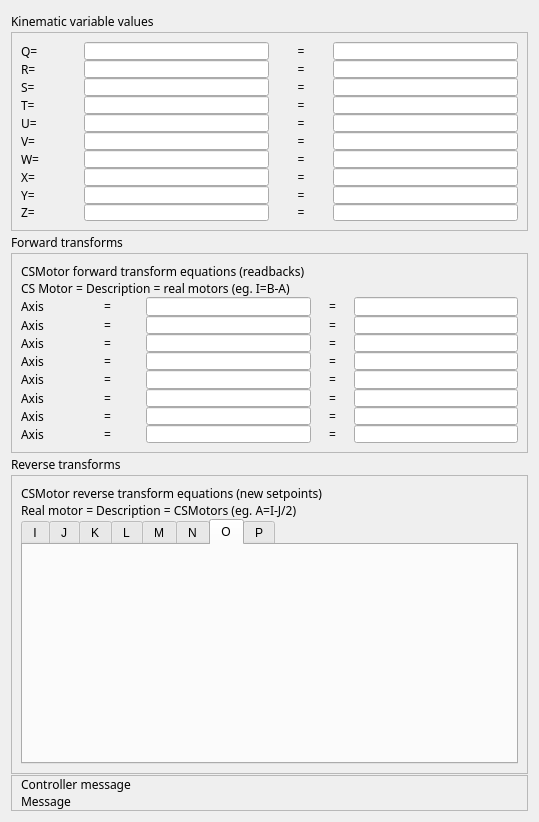
Before: the Qt Designer form GalilSup/op/ui/galil_kinematics.ui in ISISComputingGroup/EPICS-galil, drawn with Qt 5.
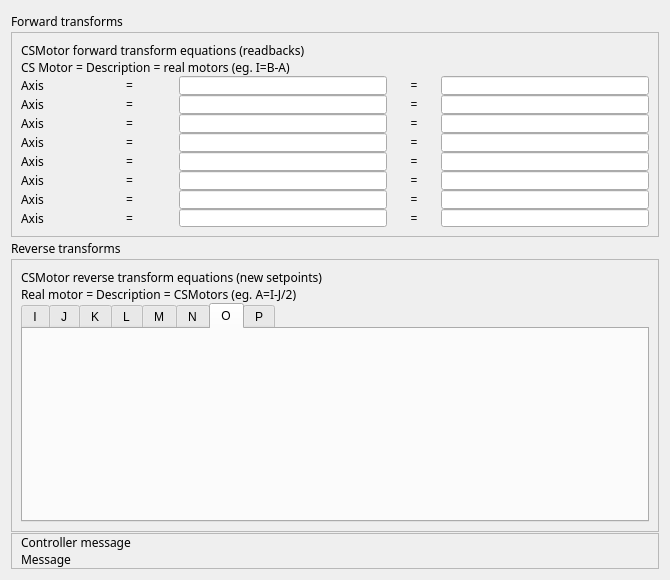
After: the same form once the commit is applied. Custom widgets are drawn as their Qt base class.

Commit message: Import Galil 3-5 62daf1f 15/7/2017

Patch:
```diff
--- a/GalilSup/op/ui/galil_kinematics.ui
+++ b/GalilSup/op/ui/galil_kinematics.ui
@@ -6,8 +6,8 @@
    <rect>
     <x>0</x>
     <y>0</y>
-    <width>539</width>
-    <height>822</height>
+    <width>670</width>
+    <height>580</height>
    </rect>
   </property>
   <property name="sizePolicy">
@@ -25,1145 +25,10 @@
   <property name="windowTitle">
    <string>Kinematics</string>
   </property>
-  <layout class="QVBoxLayout" name="verticalLayout" stretch="1,2,1,2,1,3,0">
+  <layout class="QVBoxLayout" name="verticalLayout" stretch="1,3,1,4,0">
    <property name="spacing">
     <number>1</number>
    </property>
-   <item>
-    <widget class="QLabel" name="label_25">
-     <property name="maximumSize">
-      <size>
-       <width>16777215</width>
-       <height>20</height>
-      </size>
-     </property>
-     <property name="font">
-      <font>
-       <family>Abyssinica SIL</family>
-       <pointsize>9</pointsize>
-      </font>
-     </property>
-     <property name="text">
-      <string>Kinematic variable values</string>
-     </property>
-    </widget>
-   </item>
-   <item>
-    <widget class="QFrame" name="frame_2">
-     <property name="sizePolicy">
-      <sizepolicy hsizetype="Expanding" vsizetype="Expanding">
-       <horstretch>0</horstretch>
-       <verstretch>0</verstretch>
-      </sizepolicy>
-     </property>
-     <property name="minimumSize">
-      <size>
-       <width>0</width>
-       <height>1</height>
-      </size>
-     </property>
-     <property name="frameShape">
-      <enum>QFrame::StyledPanel</enum>
-     </property>
-     <property name="frameShadow">
-      <enum>QFrame::Raised</enum>
-     </property>
-     <layout class="QVBoxLayout" name="verticalLayout_4">
-      <property name="spacing">
-       <number>0</number>
-      </property>
-      <item>
-       <layout class="QVBoxLayout" name="verticalLayout_5">
-        <property name="spacing">
-         <number>0</number>
-        </property>
-        <item>
-         <layout class="QHBoxLayout" name="horizontalLayout_9" stretch="1,3,1,3">
-          <property name="spacing">
-           <number>1</number>
-          </property>
-          <item>
-           <widget class="QLabel" name="label_21">
-            <property name="font">
-             <font>
-              <family>Abyssinica SIL</family>
-              <pointsize>9</pointsize>
-             </font>
-            </property>
-            <property name="text">
-             <string>Q=</string>
-            </property>
-           </widget>
-          </item>
-          <item>
-           <widget class="QELineEdit" name="qelineedit_18">
-            <property name="sizePolicy">
-             <sizepolicy hsizetype="Preferred" vsizetype="Expanding">
-              <horstretch>0</horstretch>
-              <verstretch>0</verstretch>
-             </sizepolicy>
-            </property>
-            <property name="minimumSize">
-             <size>
-              <width>0</width>
-              <height>0</height>
-             </size>
-            </property>
-            <property name="font">
-             <font>
-              <family>Abyssinica SIL</family>
-              <pointsize>9</pointsize>
-             </font>
-            </property>
-            <property name="variable" stdset="0">
-             <string>$(DMC)Q_SP.DESC</string>
-            </property>
-           </widget>
-          </item>
-          <item>
-           <widget class="QLabel" name="label_22">
-            <property name="sizePolicy">
-             <sizepolicy hsizetype="Preferred" vsizetype="Expanding">
-              <horstretch>0</horstretch>
-              <verstretch>0</verstretch>
-             </sizepolicy>
-            </property>
-            <property name="minimumSize">
-             <size>
-              <width>0</width>
-              <height>0</height>
-             </size>
-            </property>
-            <property name="font">
-             <font>
-              <family>Abyssinica SIL</family>
-              <pointsize>9</pointsize>
-             </font>
-            </property>
-            <property name="text">
-             <string>=</string>
-            </property>
-            <property name="alignment">
-             <set>Qt::AlignCenter</set>
-            </property>
-           </widget>
-          </item>
-          <item>
-           <widget class="QELineEdit" name="qelineedit_19">
-            <property name="sizePolicy">
-             <sizepolicy hsizetype="Preferred" vsizetype="Expanding">
-              <horstretch>0</horstretch>
-              <verstretch>0</verstretch>
-             </sizepolicy>
-            </property>
-            <property name="minimumSize">
-             <size>
-              <width>0</width>
-              <height>0</height>
-             </size>
-            </property>
-            <property name="font">
-             <font>
-              <family>Abyssinica SIL</family>
-              <pointsize>9</pointsize>
-             </font>
-            </property>
-            <property name="variable" stdset="0">
-             <string>$(DMC)Q_SP</string>
-            </property>
-           </widget>
-          </item>
-         </layout>
-        </item>
-        <item>
-         <layout class="QHBoxLayout" name="horizontalLayout_10" stretch="1,3,1,3">
-          <property name="spacing">
-           <number>1</number>
-          </property>
-          <item>
-           <widget class="QLabel" name="label_23">
-            <property name="sizePolicy">
-             <sizepolicy hsizetype="Preferred" vsizetype="Expanding">
-              <horstretch>0</horstretch>
-              <verstretch>0</verstretch>
-             </sizepolicy>
-            </property>
-            <property name="font">
-             <font>
-              <family>Abyssinica SIL</family>
-              <pointsize>9</pointsize>
-             </font>
-            </property>
-            <property name="text">
-             <string>R=</string>
-            </property>
-           </widget>
-          </item>
-          <item>
-           <widget class="QELineEdit" name="qelineedit_20">
-            <property name="sizePolicy">
-             <sizepolicy hsizetype="Preferred" vsizetype="Expanding">
-              <horstretch>0</horstretch>
-              <verstretch>0</verstretch>
-             </sizepolicy>
-            </property>
-            <property name="minimumSize">
-             <size>
-              <width>0</width>
-              <height>0</height>
-             </size>
-            </property>
-            <property name="font">
-             <font>
-              <family>Abyssinica SIL</family>
-              <pointsize>9</pointsize>
-             </font>
-            </property>
-            <property name="variable" stdset="0">
-             <string>$(DMC)R_SP.DESC</string>
-            </property>
-           </widget>
-          </item>
-          <item>
-           <widget class="QLabel" name="label_24">
-            <property name="sizePolicy">
-             <sizepolicy hsizetype="Preferred" vsizetype="Expanding">
-              <horstretch>0</horstretch>
-              <verstretch>0</verstretch>
-             </sizepolicy>
-            </property>
-            <property name="minimumSize">
-             <size>
-              <width>0</width>
-              <height>0</height>
-             </size>
-            </property>
-            <property name="font">
-             <font>
-              <family>Abyssinica SIL</family>
-              <pointsize>9</pointsize>
-             </font>
-            </property>
-            <property name="text">
-             <string>=</string>
-            </property>
-            <property name="alignment">
-             <set>Qt::AlignCenter</set>
-            </property>
-           </widget>
-          </item>
-          <item>
-           <widget class="QELineEdit" name="qelineedit_21">
-            <property name="sizePolicy">
-             <sizepolicy hsizetype="Preferred" vsizetype="Expanding">
-              <horstretch>0</horstretch>
-              <verstretch>0</verstretch>
-             </sizepolicy>
-            </property>
-            <property name="minimumSize">
-             <size>
-              <width>0</width>
-              <height>0</height>
-             </size>
-            </property>
-            <property name="font">
-             <font>
-              <family>Abyssinica SIL</family>
-              <pointsize>9</pointsize>
-             </font>
-            </property>
-            <property name="variable" stdset="0">
-             <string>$(DMC)R_SP</string>
-            </property>
-           </widget>
-          </item>
-         </layout>
-        </item>
-        <item>
-         <layout class="QHBoxLayout" name="horizontalLayout_11" stretch="1,3,1,3">
-          <property name="spacing">
-           <number>1</number>
-          </property>
-          <item>
-           <widget class="QLabel" name="label_26">
-            <property name="sizePolicy">
-             <sizepolicy hsizetype="Preferred" vsizetype="Expanding">
-              <horstretch>0</horstretch>
-              <verstretch>0</verstretch>
-             </sizepolicy>
-            </property>
-            <property name="minimumSize">
-             <size>
-              <width>0</width>
-              <height>0</height>
-             </size>
-            </property>
-            <property name="font">
-             <font>
-              <family>Abyssinica SIL</family>
-              <pointsize>9</pointsize>
-             </font>
-            </property>
-            <property name="text">
-             <string>S=</string>
-            </property>
-           </widget>
-          </item>
-          <item>
-           <widget class="QELineEdit" name="qelineedit_22">
-            <property name="sizePolicy">
-             <sizepolicy hsizetype="Preferred" vsizetype="Expanding">
-              <horstretch>0</horstretch>
-              <verstretch>0</verstretch>
-             </sizepolicy>
-            </property>
-            <property name="minimumSize">
-             <size>
-              <width>0</width>
-              <height>0</height>
-             </size>
-            </property>
-            <property name="font">
-             <font>
-              <family>Abyssinica SIL</family>
-              <pointsize>9</pointsize>
-             </font>
-            </property>
-            <property name="variable" stdset="0">
-             <string>$(DMC)S_SP.DESC</string>
-            </property>
-           </widget>
-          </item>
-          <item>
-           <widget class="QLabel" name="label_27">
-            <property name="sizePolicy">
-             <sizepolicy hsizetype="Preferred" vsizetype="Expanding">
-              <horstretch>0</horstretch>
-              <verstretch>0</verstretch>
-             </sizepolicy>
-            </property>
-            <property name="minimumSize">
-             <size>
-              <width>0</width>
-              <height>0</height>
-             </size>
-            </property>
-            <property name="font">
-             <font>
-              <family>Abyssinica SIL</family>
-              <pointsize>9</pointsize>
-             </font>
-            </property>
-            <property name="text">
-             <string>=</string>
-            </property>
-            <property name="alignment">
-             <set>Qt::AlignCenter</set>
-            </property>
-           </widget>
-          </item>
-          <item>
-           <widget class="QELineEdit" name="qelineedit_23">
-            <property name="sizePolicy">
-             <sizepolicy hsizetype="Preferred" vsizetype="Expanding">
-              <horstretch>0</horstretch>
-              <verstretch>0</verstretch>
-             </sizepolicy>
-            </property>
-            <property name="minimumSize">
-             <size>
-              <width>0</width>
-              <height>0</height>
-             </size>
-            </property>
-            <property name="font">
-             <font>
-              <family>Abyssinica SIL</family>
-              <pointsize>9</pointsize>
-             </font>
-            </property>
-            <property name="variable" stdset="0">
-             <string>$(DMC)S_SP</string>
-            </property>
-           </widget>
-          </item>
-         </layout>
-        </item>
-        <item>
-         <layout class="QHBoxLayout" name="horizontalLayout_12" stretch="1,3,1,3">
-          <property name="spacing">
-           <number>1</number>
-          </property>
-          <item>
-           <widget class="QLabel" name="label_28">
-            <property name="sizePolicy">
-             <sizepolicy hsizetype="Preferred" vsizetype="Expanding">
-              <horstretch>0</horstretch>
-              <verstretch>0</verstretch>
-             </sizepolicy>
-            </property>
-            <property name="minimumSize">
-             <size>
-              <width>0</width>
-              <height>0</height>
-             </size>
-            </property>
-            <property name="font">
-             <font>
-              <family>Abyssinica SIL</family>
-              <pointsize>9</pointsize>
-             </font>
-            </property>
-            <property name="text">
-             <string>T=</string>
-            </property>
-           </widget>
-          </item>
-          <item>
-           <widget class="QELineEdit" name="qelineedit_24">
-            <property name="sizePolicy">
-             <sizepolicy hsizetype="Preferred" vsizetype="Expanding">
-              <horstretch>0</horstretch>
-              <verstretch>0</verstretch>
-             </sizepolicy>
-            </property>
-            <property name="minimumSize">
-             <size>
-              <width>0</width>
-              <height>0</height>
-             </size>
-            </property>
-            <property name="font">
-             <font>
-              <family>Abyssinica SIL</family>
-              <pointsize>9</pointsize>
-             </font>
-            </property>
-            <property name="variable" stdset="0">
-             <string>$(DMC)T_SP.DESC</string>
-            </property>
-           </widget>
-          </item>
-          <item>
-           <widget class="QLabel" name="label_29">
-            <property name="sizePolicy">
-             <sizepolicy hsizetype="Preferred" vsizetype="Expanding">
-              <horstretch>0</horstretch>
-              <verstretch>0</verstretch>
-             </sizepolicy>
-            </property>
-            <property name="minimumSize">
-             <size>
-              <width>0</width>
-              <height>0</height>
-             </size>
-            </property>
-            <property name="font">
-             <font>
-              <family>Abyssinica SIL</family>
-              <pointsize>9</pointsize>
-             </font>
-            </property>
-            <property name="text">
-             <string>=</string>
-            </property>
-            <property name="alignment">
-             <set>Qt::AlignCenter</set>
-            </property>
-           </widget>
-          </item>
-          <item>
-           <widget class="QELineEdit" name="qelineedit_25">
-            <property name="sizePolicy">
-             <sizepolicy hsizetype="Preferred" vsizetype="Expanding">
-              <horstretch>0</horstretch>
-              <verstretch>0</verstretch>
-             </sizepolicy>
-            </property>
-            <property name="minimumSize">
-             <size>
-              <width>0</width>
-              <height>0</height>
-             </size>
-            </property>
-            <property name="font">
-             <font>
-              <family>Abyssinica SIL</family>
-              <pointsize>9</pointsize>
-             </font>
-            </property>
-            <property name="variable" stdset="0">
-             <string>$(DMC)T_SP</string>
-            </property>
-           </widget>
-          </item>
-         </layout>
-        </item>
-        <item>
-         <layout class="QHBoxLayout" name="horizontalLayout_13" stretch="1,3,1,3">
-          <property name="spacing">
-           <number>1</number>
-          </property>
-          <item>
-           <widget class="QLabel" name="label_30">
-            <property name="sizePolicy">
-             <sizepolicy hsizetype="Preferred" vsizetype="Expanding">
-              <horstretch>0</horstretch>
-              <verstretch>0</verstretch>
-             </sizepolicy>
-            </property>
-            <property name="minimumSize">
-             <size>
-              <width>0</width>
-              <height>0</height>
-             </size>
-            </property>
-            <property name="font">
-             <font>
-              <family>Abyssinica SIL</family>
-              <pointsize>9</pointsize>
-             </font>
-            </property>
-            <property name="text">
-             <string>U=</string>
-            </property>
-           </widget>
-          </item>
-          <item>
-           <widget class="QELineEdit" name="qelineedit_26">
-            <property name="sizePolicy">
-             <sizepolicy hsizetype="Preferred" vsizetype="Expanding">
-              <horstretch>0</horstretch>
-              <verstretch>0</verstretch>
-             </sizepolicy>
-            </property>
-            <property name="minimumSize">
-             <size>
-              <width>0</width>
-              <height>0</height>
-             </size>
-            </property>
-            <property name="font">
-             <font>
-              <family>Abyssinica SIL</family>
-              <pointsize>9</pointsize>
-             </font>
-            </property>
-            <property name="variable" stdset="0">
-             <string>$(DMC)U_SP.DESC</string>
-            </property>
-           </widget>
-          </item>
-          <item>
-           <widget class="QLabel" name="label_31">
-            <property name="sizePolicy">
-             <sizepolicy hsizetype="Preferred" vsizetype="Expanding">
-              <horstretch>0</horstretch>
-              <verstretch>0</verstretch>
-             </sizepolicy>
-            </property>
-            <property name="minimumSize">
-             <size>
-              <width>0</width>
-              <height>0</height>
-             </size>
-            </property>
-            <property name="font">
-             <font>
-              <family>Abyssinica SIL</family>
-              <pointsize>9</pointsize>
-             </font>
-            </property>
-            <property name="text">
-             <string>=</string>
-            </property>
-            <property name="alignment">
-             <set>Qt::AlignCenter</set>
-            </property>
-           </widget>
-          </item>
-          <item>
-           <widget class="QELineEdit" name="qelineedit_27">
-            <property name="sizePolicy">
-             <sizepolicy hsizetype="Preferred" vsizetype="Expanding">
-              <horstretch>0</horstretch>
-              <verstretch>0</verstretch>
-             </sizepolicy>
-            </property>
-            <property name="minimumSize">
-             <size>
-              <width>0</width>
-              <height>0</height>
-             </size>
-            </property>
-            <property name="font">
-             <font>
-              <family>Abyssinica SIL</family>
-              <pointsize>9</pointsize>
-             </font>
-            </property>
-            <property name="variable" stdset="0">
-             <string>$(DMC)U_SP</string>
-            </property>
-           </widget>
-          </item>
-         </layout>
-        </item>
-        <item>
-         <layout class="QHBoxLayout" name="horizontalLayout_14" stretch="1,3,1,3">
-          <property name="spacing">
-           <number>1</number>
-          </property>
-          <item>
-           <widget class="QLabel" name="label_32">
-            <property name="sizePolicy">
-             <sizepolicy hsizetype="Preferred" vsizetype="Expanding">
-              <horstretch>0</horstretch>
-              <verstretch>0</verstretch>
-             </sizepolicy>
-            </property>
-            <property name="minimumSize">
-             <size>
-              <width>0</width>
-              <height>0</height>
-             </size>
-            </property>
-            <property name="font">
-             <font>
-              <family>Abyssinica SIL</family>
-              <pointsize>9</pointsize>
-             </font>
-            </property>
-            <property name="text">
-             <string>V=</string>
-            </property>
-           </widget>
-          </item>
-          <item>
-           <widget class="QELineEdit" name="qelineedit_28">
-            <property name="sizePolicy">
-             <sizepolicy hsizetype="Preferred" vsizetype="Expanding">
-              <horstretch>0</horstretch>
-              <verstretch>0</verstretch>
-             </sizepolicy>
-            </property>
-            <property name="minimumSize">
-             <size>
-              <width>0</width>
-              <height>0</height>
-             </size>
-            </property>
-            <property name="font">
-             <font>
-              <family>Abyssinica SIL</family>
-              <pointsize>9</pointsize>
-             </font>
-            </property>
-            <property name="variable" stdset="0">
-             <string>$(DMC)V_SP.DESC</string>
-            </property>
-           </widget>
-          </item>
-          <item>
-           <widget class="QLabel" name="label_33">
-            <property name="sizePolicy">
-             <sizepolicy hsizetype="Preferred" vsizetype="Expanding">
-              <horstretch>0</horstretch>
-              <verstretch>0</verstretch>
-             </sizepolicy>
-            </property>
-            <property name="minimumSize">
-             <size>
-              <width>0</width>
-              <height>0</height>
-             </size>
-            </property>
-            <property name="font">
-             <font>
-              <family>Abyssinica SIL</family>
-              <pointsize>9</pointsize>
-             </font>
-            </property>
-            <property name="text">
-             <string>=</string>
-            </property>
-            <property name="alignment">
-             <set>Qt::AlignCenter</set>
-            </property>
-           </widget>
-          </item>
-          <item>
-           <widget class="QELineEdit" name="qelineedit_29">
-            <property name="sizePolicy">
-             <sizepolicy hsizetype="Preferred" vsizetype="Expanding">
-              <horstretch>0</horstretch>
-              <verstretch>0</verstretch>
-             </sizepolicy>
-            </property>
-            <property name="minimumSize">
-             <size>
-              <width>0</width>
-              <height>0</height>
-             </size>
-            </property>
-            <property name="font">
-             <font>
-              <family>Abyssinica SIL</family>
-              <pointsize>9</pointsize>
-             </font>
-            </property>
-            <property name="variable" stdset="0">
-             <string>$(DMC)V_SP</string>
-            </property>
-           </widget>
-          </item>
-         </layout>
-        </item>
-        <item>
-         <layout class="QHBoxLayout" name="horizontalLayout_15" stretch="1,3,1,3">
-          <property name="spacing">
-           <number>1</number>
-          </property>
-          <item>
-           <widget class="QLabel" name="label_34">
-            <property name="sizePolicy">
-             <sizepolicy hsizetype="Preferred" vsizetype="Expanding">
-              <horstretch>0</horstretch>
-              <verstretch>0</verstretch>
-             </sizepolicy>
-            </property>
-            <property name="minimumSize">
-             <size>
-              <width>0</width>
-              <height>0</height>
-             </size>
-            </property>
-            <property name="font">
-             <font>
-              <family>Abyssinica SIL</family>
-              <pointsize>9</pointsize>
-             </font>
-            </property>
-            <property name="text">
-             <string>W=</string>
-            </property>
-           </widget>
-          </item>
-          <item>
-           <widget class="QELineEdit" name="qelineedit_30">
-            <property name="sizePolicy">
-             <sizepolicy hsizetype="Preferred" vsizetype="Expanding">
-              <horstretch>0</horstretch>
-              <verstretch>0</verstretch>
-             </sizepolicy>
-            </property>
-            <property name="minimumSize">
-             <size>
-              <width>0</width>
-              <height>0</height>
-             </size>
-            </property>
-            <property name="font">
-             <font>
-              <family>Abyssinica SIL</family>
-              <pointsize>9</pointsize>
-             </font>
-            </property>
-            <property name="variable" stdset="0">
-             <string>$(DMC)W_SP.DESC</string>
-            </property>
-           </widget>
-          </item>
-          <item>
-           <widget class="QLabel" name="label_35">
-            <property name="sizePolicy">
-             <sizepolicy hsizetype="Preferred" vsizetype="Expanding">
-              <horstretch>0</horstretch>
-              <verstretch>0</verstretch>
-             </sizepolicy>
-            </property>
-            <property name="minimumSize">
-             <size>
-              <width>0</width>
-              <height>0</height>
-             </size>
-            </property>
-            <property name="font">
-             <font>
-              <family>Abyssinica SIL</family>
-              <pointsize>9</pointsize>
-             </font>
-            </property>
-            <property name="text">
-             <string>=</string>
-            </property>
-            <property name="alignment">
-             <set>Qt::AlignCenter</set>
-            </property>
-           </widget>
-          </item>
-          <item>
-           <widget class="QELineEdit" name="qelineedit_31">
-            <property name="sizePolicy">
-             <sizepolicy hsizetype="Preferred" vsizetype="Expanding">
-              <horstretch>0</horstretch>
-              <verstretch>0</verstretch>
-             </sizepolicy>
-            </property>
-            <property name="minimumSize">
-             <size>
-              <width>0</width>
-              <height>0</height>
-             </size>
-            </property>
-            <property name="font">
-             <font>
-              <family>Abyssinica SIL</family>
-              <pointsize>9</pointsize>
-             </font>
-            </property>
-            <property name="variable" stdset="0">
-             <string>$(DMC)W_SP</string>
-            </property>
-           </widget>
-          </item>
-         </layout>
-        </item>
-        <item>
-         <layout class="QHBoxLayout" name="horizontalLayout_16" stretch="1,3,1,3">
-          <property name="spacing">
-           <number>1</number>
-          </property>
-          <item>
-           <widget class="QLabel" name="label_36">
-            <property name="sizePolicy">
-             <sizepolicy hsizetype="Preferred" vsizetype="Expanding">
-              <horstretch>0</horstretch>
-              <verstretch>0</verstretch>
-             </sizepolicy>
-            </property>
-            <property name="minimumSize">
-             <size>
-              <width>0</width>
-              <height>0</height>
-             </size>
-            </property>
-            <property name="font">
-             <font>
-              <family>Abyssinica SIL</family>
-              <pointsize>9</pointsize>
-             </font>
-            </property>
-            <property name="text">
-             <string>X=</string>
-            </property>
-           </widget>
-          </item>
-          <item>
-           <widget class="QELineEdit" name="qelineedit_32">
-            <property name="sizePolicy">
-             <sizepolicy hsizetype="Preferred" vsizetype="Expanding">
-              <horstretch>0</horstretch>
-              <verstretch>0</verstretch>
-             </sizepolicy>
-            </property>
-            <property name="minimumSize">
-             <size>
-              <width>0</width>
-              <height>0</height>
-             </size>
-            </property>
-            <property name="font">
-             <font>
-              <family>Abyssinica SIL</family>
-              <pointsize>9</pointsize>
-             </font>
-            </property>
-            <property name="variable" stdset="0">
-             <string>$(DMC)X_SP.DESC</string>
-            </property>
-           </widget>
-          </item>
-          <item>
-           <widget class="QLabel" name="label_37">
-            <property name="sizePolicy">
-             <sizepolicy hsizetype="Preferred" vsizetype="Expanding">
-              <horstretch>0</horstretch>
-              <verstretch>0</verstretch>
-             </sizepolicy>
-            </property>
-            <property name="minimumSize">
-             <size>
-              <width>0</width>
-              <height>0</height>
-             </size>
-            </property>
-            <property name="font">
-             <font>
-              <family>Abyssinica SIL</family>
-              <pointsize>9</pointsize>
-             </font>
-            </property>
-            <property name="text">
-             <string>=</string>
-            </property>
-            <property name="alignment">
-             <set>Qt::AlignCenter</set>
-            </property>
-           </widget>
-          </item>
-          <item>
-           <widget class="QELineEdit" name="qelineedit_33">
-            <property name="sizePolicy">
-             <sizepolicy hsizetype="Preferred" vsizetype="Expanding">
-              <horstretch>0</horstretch>
-              <verstretch>0</verstretch>
-             </sizepolicy>
-            </property>
-            <property name="minimumSize">
-             <size>
-              <width>0</width>
-              <height>0</height>
-             </size>
-            </property>
-            <property name="font">
-             <font>
-              <family>Abyssinica SIL</family>
-              <pointsize>9</pointsize>
-             </font>
-            </property>
-            <property name="variable" stdset="0">
-             <string>$(DMC)X_SP</string>
-            </property>
-           </widget>
-          </item>
-         </layout>
-        </item>
-        <item>
-         <layout class="QHBoxLayout" name="horizontalLayout_17" stretch="1,3,1,3">
-          <property name="spacing">
-           <number>1</number>
-          </property>
-          <item>
-           <widget class="QLabel" name="label_38">
-            <property name="sizePolicy">
-             <sizepolicy hsizetype="Preferred" vsizetype="Expanding">
-              <horstretch>0</horstretch>
-              <verstretch>0</verstretch>
-             </sizepolicy>
-            </property>
-            <property name="minimumSize">
-             <size>
-              <width>0</width>
-              <height>0</height>
-             </size>
-            </property>
-            <property name="font">
-             <font>
-              <family>Abyssinica SIL</family>
-              <pointsize>9</pointsize>
-             </font>
-            </property>
-            <property name="text">
-             <string>Y=</string>
-            </property>
-           </widget>
-          </item>
-          <item>
-           <widget class="QELineEdit" name="qelineedit_34">
-            <property name="sizePolicy">
-             <sizepolicy hsizetype="Preferred" vsizetype="Expanding">
-              <horstretch>0</horstretch>
-              <verstretch>0</verstretch>
-             </sizepolicy>
-            </property>
-            <property name="minimumSize">
-             <size>
-              <width>0</width>
-              <height>0</height>
-             </size>
-            </property>
-            <property name="font">
-             <font>
-              <family>Abyssinica SIL</family>
-              <pointsize>9</pointsize>
-             </font>
-            </property>
-            <property name="variable" stdset="0">
-             <string>$(DMC)Y_SP.DESC</string>
-            </property>
-           </widget>
-          </item>
-          <item>
-           <widget class="QLabel" name="label_39">
-            <property name="sizePolicy">
-             <sizepolicy hsizetype="Preferred" vsizetype="Expanding">
-              <horstretch>0</horstretch>
-              <verstretch>0</verstretch>
-             </sizepolicy>
-            </property>
-            <property name="minimumSize">
-             <size>
-              <width>0</width>
-              <height>0</height>
-             </size>
-            </property>
-            <property name="font">
-             <font>
-              <family>Abyssinica SIL</family>
-              <pointsize>9</pointsize>
-             </font>
-            </property>
-            <property name="text">
-             <string>=</string>
-            </property>
-            <property name="alignment">
-             <set>Qt::AlignCenter</set>
-            </property>
-           </widget>
-          </item>
-          <item>
-           <widget class="QELineEdit" name="qelineedit_35">
-            <property name="sizePolicy">
-             <sizepolicy hsizetype="Preferred" vsizetype="Expanding">
-              <horstretch>0</horstretch>
-              <verstretch>0</verstretch>
-             </sizepolicy>
-            </property>
-            <property name="minimumSize">
-             <size>
-              <width>0</width>
-              <height>0</height>
-             </size>
-            </property>
-            <property name="font">
-             <font>
-              <family>Abyssinica SIL</family>
-              <pointsize>9</pointsize>
-             </font>
-            </property>
-            <property name="variable" stdset="0">
-             <string>$(DMC)Y_SP</string>
-            </property>
-           </widget>
-          </item>
-         </layout>
-        </item>
-        <item>
-         <layout class="QHBoxLayout" name="horizontalLayout_18" stretch="1,3,1,3">
-          <property name="spacing">
-           <number>1</number>
-          </property>
-          <item>
-           <widget class="QLabel" name="label_40">
-            <property name="sizePolicy">
-             <sizepolicy hsizetype="Preferred" vsizetype="Expanding">
-              <horstretch>0</horstretch>
-              <verstretch>0</verstretch>
-             </sizepolicy>
-            </property>
-            <property name="minimumSize">
-             <size>
-              <width>0</width>
-              <height>0</height>
-             </size>
-            </property>
-            <property name="font">
-             <font>
-              <family>Abyssinica SIL</family>
-              <pointsize>9</pointsize>
-             </font>
-            </property>
-            <property name="text">
-             <string>Z=</string>
-            </property>
-           </widget>
-          </item>
-          <item>
-           <widget class="QELineEdit" name="qelineedit_36">
-            <property name="sizePolicy">
-             <sizepolicy hsizetype="Preferred" vsizetype="Expanding">
-              <horstretch>0</horstretch>
-              <verstretch>0</verstretch>
-             </sizepolicy>
-            </property>
-            <property name="minimumSize">
-             <size>
-              <width>0</width>
-              <height>0</height>
-             </size>
-            </property>
-            <property name="font">
-             <font>
-              <family>Abyssinica SIL</family>
-              <pointsize>9</pointsize>
-             </font>
-            </property>
-            <property name="variable" stdset="0">
-             <string>$(DMC)Z_SP.DESC</string>
-            </property>
-           </widget>
-          </item>
-          <item>
-           <widget class="QLabel" name="label_41">
-            <property name="sizePolicy">
-             <sizepolicy hsizetype="Preferred" vsizetype="Expanding">
-              <horstretch>0</horstretch>
-              <verstretch>0</verstretch>
-             </sizepolicy>
-            </property>
-            <property name="minimumSize">
-             <size>
-              <width>0</width>
-              <height>0</height>
-             </size>
-            </property>
-            <property name="font">
-             <font>
-              <family>Abyssinica SIL</family>
-              <pointsize>9</pointsize>
-             </font>
-            </property>
-            <property name="text">
-             <string>=</string>
-            </property>
-            <property name="alignment">
-             <set>Qt::AlignCenter</set>
-            </property>
-           </widget>
-          </item>
-          <item>
-           <widget class="QELineEdit" name="qelineedit_37">
-            <property name="sizePolicy">
-             <sizepolicy hsizetype="Preferred" vsizetype="Expanding">
-              <horstretch>0</horstretch>
-              <verstretch>0</verstretch>
-             </sizepolicy>
-            </property>
-            <property name="minimumSize">
-             <size>
-              <width>0</width>
-              <height>0</height>
-             </size>
-            </property>
-            <property name="font">
-             <font>
-              <family>Abyssinica SIL</family>
-              <pointsize>9</pointsize>
-             </font>
-            </property>
-            <property name="variable" stdset="0">
-             <string>$(DMC)Z_SP</string>
-            </property>
-           </widget>
-          </item>
-         </layout>
-        </item>
-       </layout>
-      </item>
-     </layout>
-    </widget>
-   </item>
    <item>
     <widget class="QLabel" name="label_20">
      <property name="maximumSize">
```
The commit also changes 28 other files.
